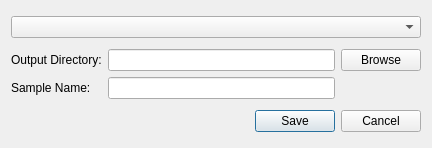
Above: mantidimaging/gui/ui/nexus_save_dialog.ui from mantidproject/mantidimaging before the change. Below: the same form after it.
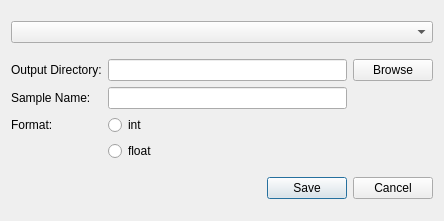
That is the form after the change.

Commit message: adding radio buttons to save dialog

```diff
--- a/mantidimaging/gui/ui/nexus_save_dialog.ui
+++ b/mantidimaging/gui/ui/nexus_save_dialog.ui
@@ -6,8 +6,8 @@
    <rect>
     <x>0</x>
     <y>0</y>
-    <width>432</width>
-    <height>148</height>
+    <width>444</width>
+    <height>221</height>
    </rect>
   </property>
   <property name="windowTitle">
@@ -33,6 +33,20 @@
        </property>
       </widget>
      </item>
+     <item row="2" column="0">
+      <widget class="QLabel" name="formatLabel">
+       <property name="text">
+        <string>Format:</string>
+       </property>
+      </widget>
+     </item>
+     <item row="2" column="1">
+      <widget class="QRadioButton" name="intRadioButton">
+       <property name="text">
+        <string>int</string>
+       </property>
+      </widget>
+     </item>
      <item row="0" column="2">
       <widget class="QPushButton" name="browseButton">
        <property name="text">
@@ -50,6 +64,13 @@
      <item row="1" column="1">
       <widget class="QLineEdit" name="sampleNameLineEdit"/>
      </item>
+     <item row="3" column="1">
+      <widget class="QRadioButton" name="floatRadioButton">
+       <property name="text">
+        <string>float</string>
+       </property>
+      </widget>
+     </item>
     </layout>
    </item>
    <item>
```
Left out of the diff: 14 changed lines with no effect on the pictures.
